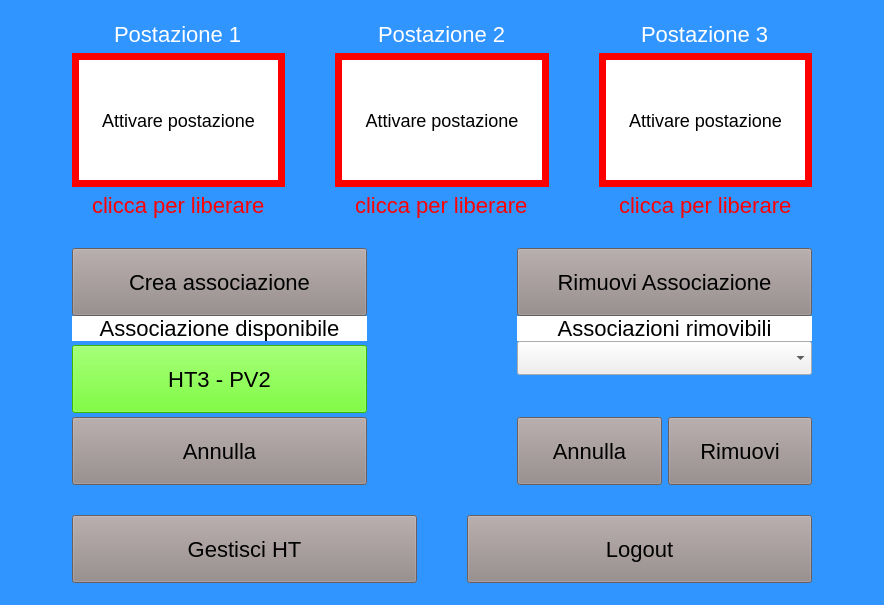
This is mainwindowseggio.ui in giuseppedifatta/sistemaSeggio as Qt 5 draws it before an edit. The edited form follows.
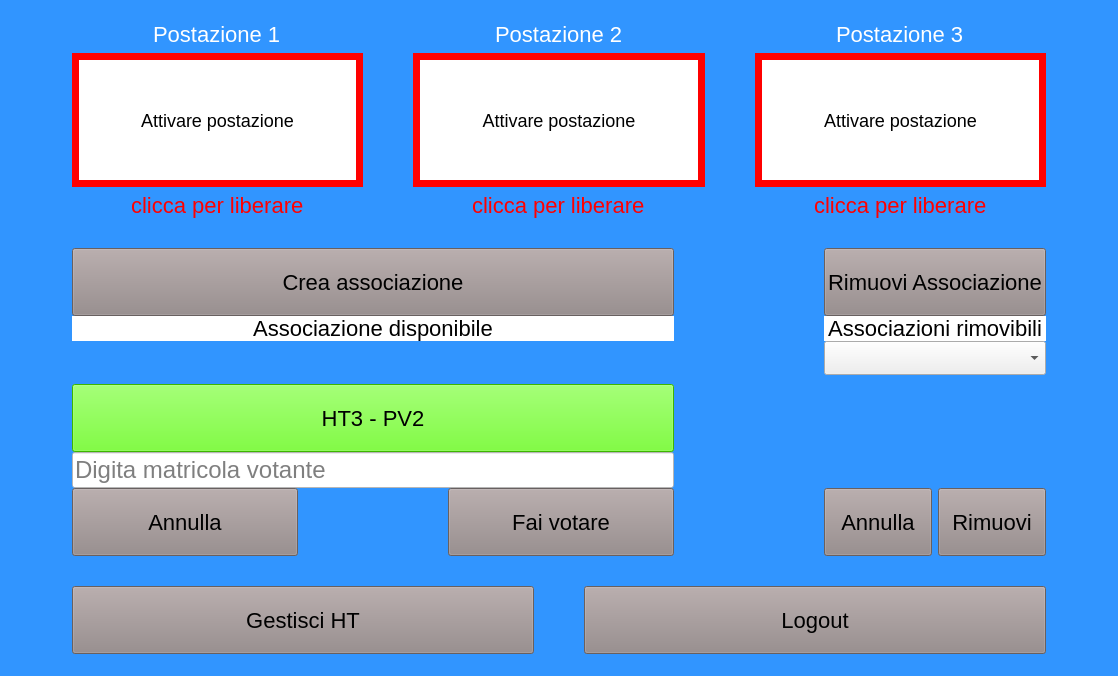
This is the edited form.

Patch:
```diff
--- a/mainwindowseggio.ui
+++ b/mainwindowseggio.ui
@@ -6,8 +6,8 @@
    <rect>
     <x>0</x>
     <y>0</y>
-    <width>884</width>
-    <height>605</height>
+    <width>1118</width>
+    <height>676</height>
    </rect>
   </property>
   <property name="font">
@@ -498,7 +498,7 @@
          </layout>
         </item>
         <item>
-         <layout class="QGridLayout" name="gridLayout_6" columnstretch="1,1" rowminimumheight="0,0,25,0,62,0,0,0">
+         <layout class="QGridLayout" name="gridLayout_6" columnstretch="1,1,0,0" rowminimumheight="0,0,25,0,62,0,0,0">
           <property name="sizeConstraint">
            <enum>QLayout::SetFixedSize</enum>
           </property>
@@ -514,57 +514,14 @@
           <property name="verticalSpacing">
            <number>0</number>
           </property>
-          <item row="2" column="0">
-           <widget class="QLabel" name="associazioneDisponibile_label">
-            <property name="sizePolicy">
-             <sizepolicy hsizetype="Preferred" vsizetype="Expanding">
-              <horstretch>0</horstretch>
-              <verstretch>0</verstretch>
-             </sizepolicy>
-            </property>
-            <property name="maximumSize">
-             <size>
-              <width>16777215</width>
-              <height>25</height>
-             </size>
-            </property>
-            <property name="styleSheet">
-             <string notr="true">background-color:white;
-color:black;
-</string>
-            </property>
-            <property name="text">
-             <string>Associazione disponibile</string>
-            </property>
-            <property name="alignment">
-             <set>Qt::AlignCenter</set>
-            </property>
-           </widget>
-          </item>
-          <item row="4" column="0">
-           <widget class="QPushButton" name="confermaAssociazione_button">
-            <property name="sizePolicy">
-             <sizepolicy hsizetype="Minimum" vsizetype="Preferred">
-              <horstretch>0</horstretch>
-              <verstretch>0</verstretch>
-             </sizepolicy>
-            </property>
-            <property name="styleSheet">
-             <string notr="true">background-color:rgb(85,255,0);</string>
-            </property>
-            <property name="text">
-             <string>HT3 - PV2</string>
-            </property>
-           </widget>
-          </item>
-          <item row="0" column="1">
+          <item row="0" column="3">
            <widget class="QPushButton" name="rimuoviAssociazione_button">
             <property name="text">
              <string>Rimuovi Associazione</string>
             </property>
            </widget>
           </item>
-          <item row="2" column="1">
+          <item row="2" column="3">
            <widget class="QLabel" name="associazioniRimovibili_label">
             <property name="sizePolicy">
              <sizepolicy hsizetype="Preferred" vsizetype="Expanding">
@@ -590,19 +547,6 @@
             </property>
            </widget>
           </item>
-          <item row="0" column="0">
-           <widget class="QPushButton" name="creaAssociazioneHTPV_button">
-            <property name="maximumSize">
-             <size>
-              <width>16777215</width>
-              <height>16777215</height>
-             </size>
-            </property>
-            <property name="text">
-             <string>Crea associazione</string>
-            </property>
-           </widget>
-          </item>
           <item row="7" column="0">
            <widget class="QPushButton" name="annullaAssociazione_button">
             <property name="text">
@@ -610,7 +554,7 @@
             </property>
            </widget>
           </item>
-          <item row="3" column="1" rowspan="3" alignment="Qt::AlignTop">
+          <item row="3" column="3" rowspan="3" alignment="Qt::AlignTop">
            <widget class="QComboBox" name="associazioneRimovibili_comboBox">
             <property name="sizePolicy">
              <sizepolicy hsizetype="Preferred" vsizetype="Fixed">
@@ -641,7 +585,7 @@
             </property>
            </widget>
           </item>
-          <item row="7" column="1">
+          <item row="7" column="3">
            <layout class="QHBoxLayout" name="horizontalLayout_2">
             <item>
              <widget class="QPushButton" name="annullaRimozione_button">
@@ -659,6 +603,76 @@
             </item>
            </layout>
           </item>
+          <item row="7" column="1">
+           <widget class="QPushButton" name="pushButton_letVote">
+            <property name="text">
+             <string>Fai votare</string>
+            </property>
+           </widget>
+          </item>
+          <item row="5" column="0" colspan="2">
+           <widget class="QLineEdit" name="lineEdit_matricolaElettore">
+            <property name="placeholderText">
+             <string>Digita matricola votante</string>
+            </property>
+           </widget>
+          </item>
+          <item row="4" column="0" colspan="2">
+           <widget class="QPushButton" name="confermaAssociazione_button">
+            <property name="sizePolicy">
+             <sizepolicy hsizetype="Minimum" vsizetype="Preferred">
+              <horstretch>0</horstretch>
+              <verstretch>0</verstretch>
+             </sizepolicy>
+            </property>
+            <property name="styleSheet">
+             <string notr="true">background-color:rgb(85,255,0);</string>
+            </property>
+            <property name="text">
+             <string>HT3 - PV2</string>
+            </property>
+           </widget>
+          </item>
+          <item row="2" column="0" colspan="2">
+           <widget class="QLabel" name="associazioneDisponibile_label">
+            <property name="sizePolicy">
+             <sizepolicy hsizetype="Preferred" vsizetype="Expanding">
+              <horstretch>0</horstretch>
+              <verstretch>0</verstretch>
+             </sizepolicy>
+            </property>
+            <property name="maximumSize">
+             <size>
+              <width>16777215</width>
+              <height>25</height>
+             </size>
+            </property>
+            <property name="styleSheet">
+             <string notr="true">background-color:white;
+color:black;
+</string>
+            </property>
+            <property name="text">
+             <string>Associazione disponibile</string>
+            </property>
+            <property name="alignment">
+             <set>Qt::AlignCenter</set>
+            </property>
+           </widget>
+          </item>
+          <item row="0" column="0" colspan="2">
+           <widget class="QPushButton" name="creaAssociazioneHTPV_button">
+            <property name="maximumSize">
+             <size>
+              <width>16777215</width>
+              <height>16777215</height>
+             </size>
+            </property>
+            <property name="text">
+             <string>Crea associazione</string>
+            </property>
+           </widget>
+          </item>
          </layout>
         </item>
         <item>
```
